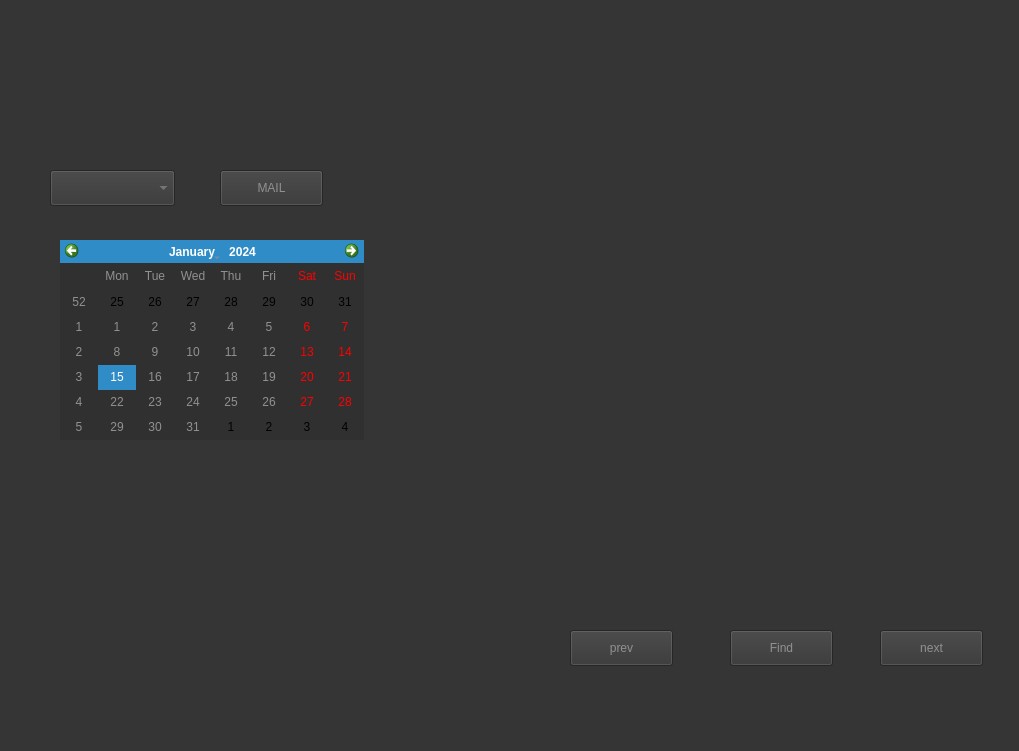
Qt form form.ui (TheHuntsman4/Martian_Chronicles) before a commit.
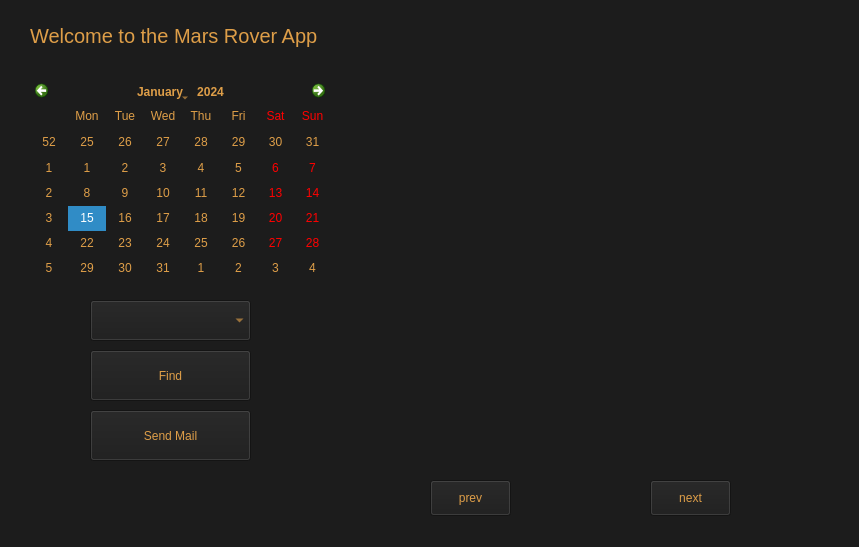
The same form after that commit.

The edit to the form file:
```diff
--- a/form.ui
+++ b/form.ui
@@ -6,8 +6,8 @@
    <rect>
     <x>0</x>
     <y>0</y>
-    <width>1019</width>
-    <height>751</height>
+    <width>859</width>
+    <height>547</height>
    </rect>
   </property>
   <property name="sizePolicy">
@@ -16,6 +16,18 @@
     <verstretch>0</verstretch>
    </sizepolicy>
   </property>
+  <property name="minimumSize">
+   <size>
+    <width>859</width>
+    <height>547</height>
+   </size>
+  </property>
+  <property name="maximumSize">
+   <size>
+    <width>859</width>
+    <height>547</height>
+   </size>
+  </property>
   <property name="palette">
    <palette>
     <active>
@@ -31,9 +43,9 @@
      <colorrole role="Button">
       <brush brushstyle="SolidPattern">
        <color alpha="255">
-        <red>0</red>
-        <green>0</green>
-        <blue>0</blue>
+        <red>28</red>
+        <green>28</green>
+        <blue>28</blue>
        </color>
       </brush>
      </colorrole>
@@ -103,18 +115,18 @@
      <colorrole role="Base">
       <brush brushstyle="SolidPattern">
        <color alpha="255">
-        <red>0</red>
-        <green>0</green>
-        <blue>0</blue>
+        <red>28</red>
+        <green>28</green>
+        <blue>28</blue>
        </color>
       </brush>
      </colorrole>
      <colorrole role="Window">
       <brush brushstyle="SolidPattern">
        <color alpha="255">
-        <red>0</red>
-        <green>0</green>
-        <blue>0</blue>
+        <red>28</red>
+        <green>28</green>
+        <blue>28</blue>
        </color>
       </brush>
      </colorrole>
@@ -177,9 +189,9 @@
      <colorrole role="Button">
       <brush brushstyle="SolidPattern">
        <color alpha="255">
-        <red>53</red>
-        <green>53</green>
-        <blue>53</blue>
+        <red>28</red>
+        <green>28</green>
+        <blue>28</blue>
        </color>
       </brush>
      </colorrole>
@@ -249,18 +261,18 @@
      <colorrole role="Base">
       <brush brushstyle="SolidPattern">
        <color alpha="255">
-        <red>48</red>
-        <green>48</green>
-        <blue>48</blue>
+        <red>28</red>
+        <green>28</green>
+        <blue>28</blue>
        </color>
       </brush>
      </colorrole>
      <colorrole role="Window">
       <brush brushstyle="SolidPattern">
        <color alpha="255">
-        <red>53</red>
-        <green>53</green>
-        <blue>53</blue>
+        <red>28</red>
+        <green>28</green>
+        <blue>28</blue>
        </color>
       </brush>
      </colorrole>
@@ -323,9 +335,9 @@
      <colorrole role="Button">
       <brush brushstyle="SolidPattern">
        <color alpha="255">
-        <red>0</red>
-        <green>0</green>
-        <blue>0</blue>
+        <red>28</red>
+        <green>28</green>
+        <blue>28</blue>
        </color>
       </brush>
      </colorrole>
@@ -395,18 +407,18 @@
      <colorrole role="Base">
       <brush brushstyle="SolidPattern">
        <color alpha="255">
-        <red>0</red>
-        <green>0</green>
-        <blue>0</blue>
+        <red>28</red>
+        <green>28</green>
+        <blue>28</blue>
        </color>
       </brush>
      </colorrole>
      <colorrole role="Window">
       <brush brushstyle="SolidPattern">
        <color alpha="255">
-        <red>0</red>
-        <green>0</green>
-        <blue>0</blue>
+        <red>28</red>
+        <green>28</green>
+        <blue>28</blue>
        </color>
       </brush>
      </colorrole>
@@ -461,15 +473,23 @@
   <property name="windowTitle">
    <string>Widget</string>
   </property>
+  <property name="styleSheet">
+   <string notr="true">background-color: rgb(28, 28, 28);
+</string>
+  </property>
   <widget class="QPushButton" name="pushButton">
    <property name="geometry">
     <rect>
-     <x>730</x>
-     <y>630</y>
-     <width>103</width>
-     <height>36</height>
+     <x>90</x>
+     <y>350</y>
+     <width>161</width>
+     <height>51</height>
     </rect>
    </property>
+   <property name="styleSheet">
+    <string notr="true">color: rgb(222, 158, 72);
+background-color: rgb(28, 28, 28);</string>
+   </property>
    <property name="text">
     <string>Find</string>
    </property>
@@ -480,12 +500,18 @@
    </property>
    <property name="geometry">
     <rect>
-     <x>430</x>
-     <y>70</y>
-     <width>491</width>
-     <height>491</height>
+     <x>330</x>
+     <y>60</y>
+     <width>501</width>
+     <height>401</height>
     </rect>
    </property>
+   <property name="minimumSize">
+    <size>
+     <width>501</width>
+     <height>391</height>
+    </size>
+   </property>
    <property name="palette">
     <palette>
      <active>
@@ -501,9 +527,9 @@
       <colorrole role="Button">
        <brush brushstyle="SolidPattern">
         <color alpha="255">
-         <red>255</red>
-         <green>255</green>
-         <blue>255</blue>
+         <red>28</red>
+         <green>28</green>
+         <blue>28</blue>
         </color>
        </brush>
       </colorrole>
@@ -573,18 +599,18 @@
       <colorrole role="Base">
        <brush brushstyle="SolidPattern">
         <color alpha="255">
-         <red>255</red>
-         <green>255</green>
-         <blue>255</blue>
+         <red>28</red>
+         <green>28</green>
+         <blue>28</blue>
         </color>
        </brush>
       </colorrole>
       <colorrole role="Window">
        <brush brushstyle="SolidPattern">
         <color alpha="255">
-         <red>255</red>
-         <green>255</green>
-         <blue>255</blue>
+         <red>28</red>
+         <green>28</green>
+         <blue>28</blue>
         </color>
        </brush>
       </colorrole>
@@ -647,9 +673,9 @@
       <colorrole role="Button">
        <brush brushstyle="SolidPattern">
         <color alpha="255">
-         <red>53</red>
-         <green>53</green>
-         <blue>53</blue>
+         <red>28</red>
+         <green>28</green>
+         <blue>28</blue>
         </color>
        </brush>
       </colorrole>
@@ -719,18 +745,18 @@
       <colorrole role="Base">
        <brush brushstyle="SolidPattern">
         <color alpha="255">
-         <red>48</red>
-         <green>48</green>
-         <blue>48</blue>
+         <red>28</red>
+         <green>28</green>
+         <blue>28</blue>
         </color>
        </brush>
       </colorrole>
       <colorrole role="Window">
        <brush brushstyle="SolidPattern">
         <color alpha="255">
-         <red>53</red>
-         <green>53</green>
-         <blue>53</blue>
+         <red>28</red>
+         <green>28</green>
+         <blue>28</blue>
         </color>
        </brush>
       </colorrole>
@@ -793,9 +819,9 @@
       <colorrole role="Button">
        <brush brushstyle="SolidPattern">
         <color alpha="255">
-         <red>255</red>
-         <green>255</green>
-         <blue>255</blue>
+         <red>28</red>
+         <green>28</green>
+         <blue>28</blue>
         </color>
        </brush>
       </colorrole>
@@ -865,18 +891,18 @@
       <colorrole role="Base">
        <brush brushstyle="SolidPattern">
         <color alpha="255">
-         <red>255</red>
-         <green>255</green>
-         <blue>255</blue>
+         <red>28</red>
+         <green>28</green>
+         <blue>28</blue>
         </color>
        </brush>
       </colorrole>
       <colorrole role="Window">
        <brush brushstyle="SolidPattern">
         <color alpha="255">
-         <red>255</red>
-         <green>255</green>
-         <blue>255</blue>
+         <red>28</red>
+         <green>28</green>
+         <blue>28</blue>
         </color>
        </brush>
       </colorrole>
@@ -928,6 +954,9 @@
      </disabled>
     </palette>
    </property>
+   <property name="styleSheet">
+    <string notr="true">background-color: rgb(28,28,28);</string>
+   </property>
    <property name="text">
     <string/>
    </property>
@@ -938,12 +967,16 @@
   <widget class="QPushButton" name="next">
    <property name="geometry">
     <rect>
-     <x>880</x>
-     <y>630</y>
-     <width>103</width>
+     <x>650</x>
+     <y>480</y>
+     <width>81</width>
      <height>36</height>
     </rect>
    </property>
+   <property name="styleSheet">
+    <string notr="true">color: rgb(222, 158, 72);
+background-color: rgb(28, 28, 28);</string>
+   </property>
    <property name="text">
     <string>next</string>
    </property>
@@ -951,12 +984,16 @@
   <widget class="QPushButton" name="prev">
    <property name="geometry">
     <rect>
-     <x>570</x>
-     <y>630</y>
-     <width>103</width>
+     <x>430</x>
+     <y>480</y>
+     <width>81</width>
      <height>36</height>
     </rect>
    </property>
+   <property name="styleSheet">
+    <string notr="true">color: rgb(222, 158, 72);
+background-color: rgb(28, 28, 28);</string>
+   </property>
    <property name="text">
     <string>prev</string>
    </property>
@@ -964,36 +1001,76 @@
   <widget class="QComboBox" name="comboBox">
    <property name="geometry">
     <rect>
-     <x>50</x>
-     <y>170</y>
-     <width>125</width>
-     <height>36</height>
+     <x>90</x>
+     <y>300</y>
+     <width>161</width>
+     <height>41</height>
     </rect>
    </property>
+   <property name="styleSheet">
+    <string notr="true">color: rgb(222, 158, 72);
+background-color: rgb(28, 28, 28);</string>
+   </property>
   </widget>
   <widget class="QPushButton" name="one">
    <property name="geometry">
     <rect>
-     <x>220</x>
-     <y>170</y>
-     <width>103</width>
-     <height>36</height>
+     <x>90</x>
+     <y>410</y>
+     <width>161</width>
+     <height>51</height>
     </rect>
    </property>
+   <property name="styleSheet">
+    <string notr="true">color: rgb(222, 158, 72);
+background-color: rgb(28, 28, 28);</string>
+   </property>
    <property name="text">
-    <string>MAIL</string>
+    <string>Send Mail</string>
    </property>
   </widget>
   <widget class="QCalendarWidget" name="calendarWidget">
    <property name="geometry">
     <rect>
-     <x>60</x>
-     <y>240</y>
-     <width>304</width>
-     <height>200</height>
+     <x>30</x>
+     <y>80</y>
+     <width>301</width>
+     <height>201</height>
     </rect>
    </property>
+   <property name="styleSheet">
+    <string notr="true">alternate-background-color: rgb(28,28,28);
+background-color: rgb(28,28,28);
+color: rgb(222, 158, 72);</string>
+   </property>
   </widget>
+  <widget class="QLabel" name="label_2">
+   <property name="geometry">
+    <rect>
+     <x>30</x>
+     <y>10</y>
+     <width>301</width>
+     <height>51</height>
+    </rect>
+   </property>
+   <property name="styleSheet">
+    <string notr="true">color: rgb(222, 158, 72);
+font-size:20px;
+
+</string>
+   </property>
+   <property name="text">
+    <string>Welcome to the Mars Rover App </string>
+   </property>
+  </widget>
+  <zorder>label</zorder>
+  <zorder>next</zorder>
+  <zorder>comboBox</zorder>
+  <zorder>one</zorder>
+  <zorder>calendarWidget</zorder>
+  <zorder>pushButton</zorder>
+  <zorder>prev</zorder>
+  <zorder>label_2</zorder>
  </widget>
  <resources/>
  <connections/>
```
